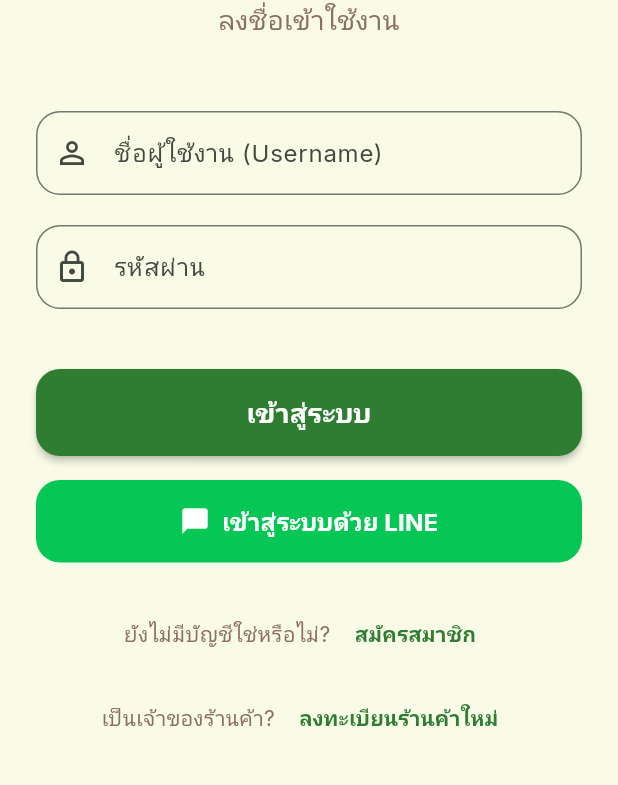
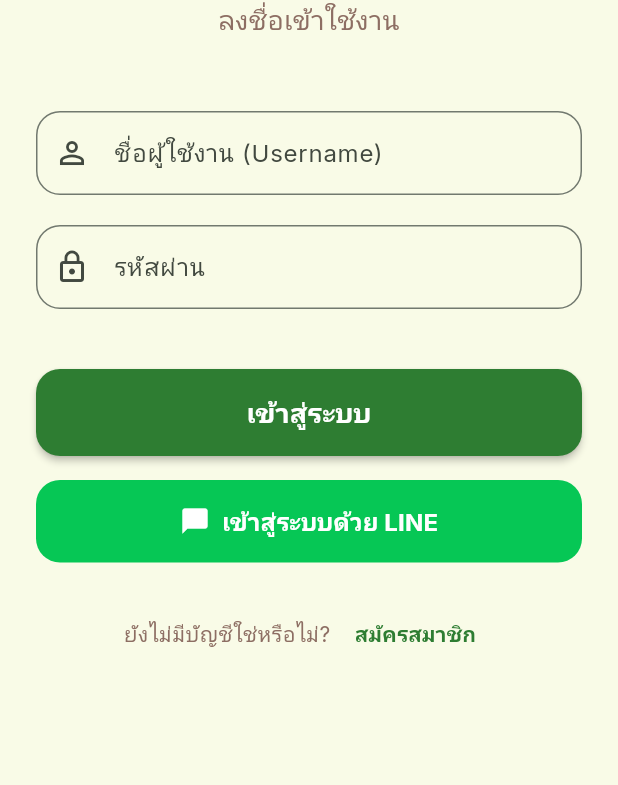
Before and after one commit to ItzSakkarinTH/GreenPoint, a Flutter app: the screen it shows after launch, on a phone screen of 412 x 824 dp, the part 363-1148 px from its top. Run offline on Flutter 3.47's test engine with Material 3 defaults, Android fonts, the phone set to English and light mode, and no system bars; our stand-ins replace app_links, dio, flutter_map, flutter_riverpod, flutter_secure_storage, geolocator and 4 more; missing offline and left inert: mobile_scanner.

Commit message:
del create shop on login page

```diff
--- a/lib/features/auth/login_screen.dart
+++ b/lib/features/auth/login_screen.dart
@@ -5,7 +5,6 @@ import 'package:flutter/foundation.dart' show kIsWeb;
 import '../../core/providers/auth_provider.dart';
 import '../../core/providers/shop_provider.dart';
 import 'register_screen.dart';
-import 'shop_register_screen.dart';
 
 class LoginScreen extends ConsumerStatefulWidget {
   const LoginScreen({super.key});
@@ -261,34 +260,7 @@ class _LoginScreenState extends ConsumerState<LoginScreen> {
                   ),
                 ],
               ),
-              const SizedBox(height: 8),
-              Row(
-                mainAxisAlignment: MainAxisAlignment.center,
-                children: [
-                  const Text(
-                    'เป็นเจ้าของร้านค้า? ',
-                    style: TextStyle(color: Color(0xFF8D6E63)),
-                  ),
-                  TextButton(
-                    onPressed: () {
-                      final apiBaseUrl = ref.read(apiServiceProvider).baseUrl;
-                      Navigator.push(
-                        context,
-                        MaterialPageRoute(
-                          builder: (context) => ShopRegisterScreen(apiBaseUrl: apiBaseUrl),
-                        ),
-                      );
-                    },
-                    child: const Text(
-                      'ลงทะเบียนร้านค้าใหม่',
-                      style: TextStyle(
-                        color: Color(0xFF2E7D32),
-                        fontWeight: FontWeight.bold,
-                      ),
-                    ),
-                  ),
-                ],
-              ),
+              const SizedBox(height: 16),
             ],
           ),
         ),
```
